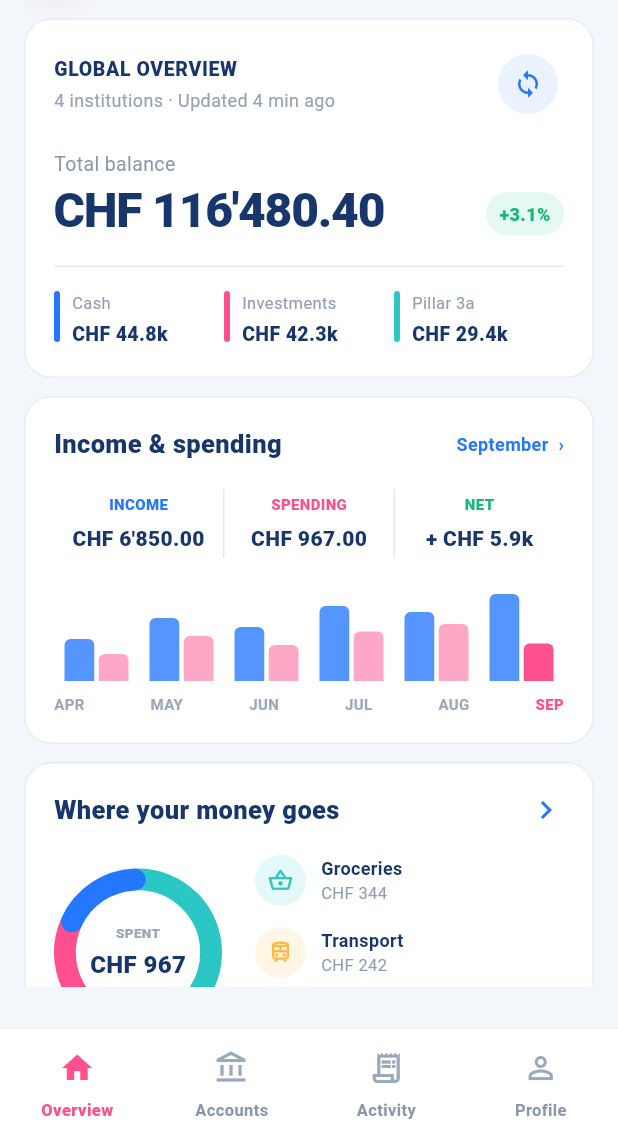
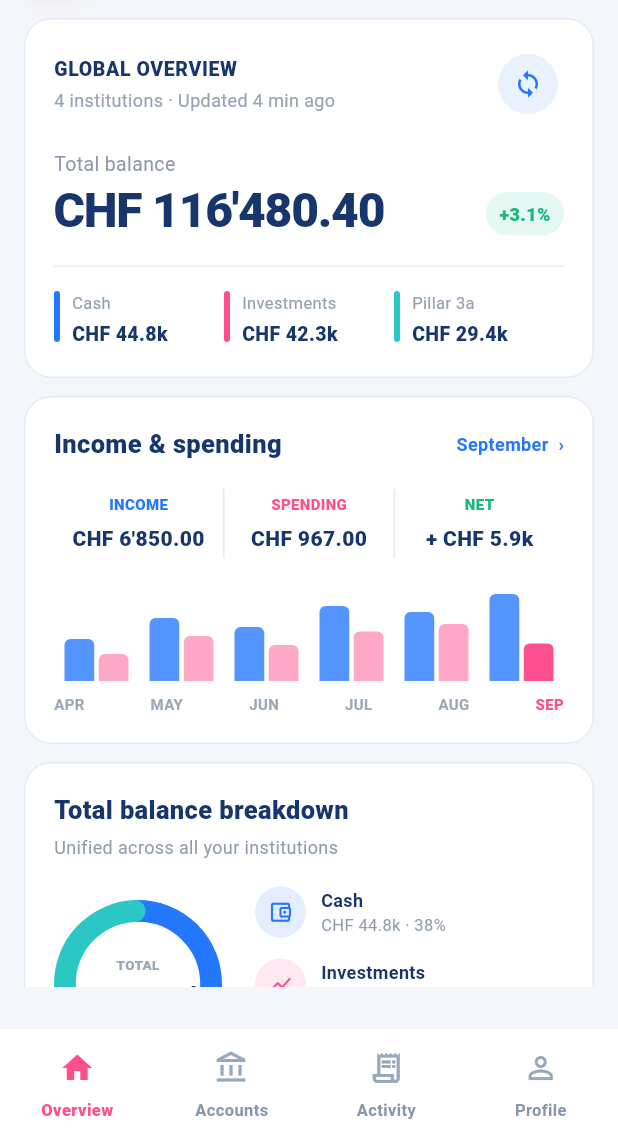
Before and after one commit to JoanMarti/finora-mvp, a Flutter app: the DashboardScreen screen opened by its route, on a phone screen of 412 x 824 dp, the part 99-1236 px from its top. Run offline on Flutter 3.47's test engine with Material 3 defaults, Android fonts, the phone set to English and light mode, and no system bars; our stand-ins replace flutter_riverpod, go_router; Roboto replaces fonts that are missing (SF Pro Display).

Commit message:
feat: visualize unified total balance

```diff
--- a/lib/features/overview/dashboard_screen.dart
+++ b/lib/features/overview/dashboard_screen.dart
@@ -14,6 +14,7 @@ class DashboardScreen extends ConsumerWidget {
   @override
   Widget build(BuildContext context, WidgetRef ref) {
     final overview = ref.watch(overviewProvider);
+    final overviewValue = overview.value;
     final accounts = ref.watch(accountsProvider).value;
     final institutions = ref.watch(institutionsProvider).value;
     final transactions = ref.watch(transactionsProvider(null)).value;
@@ -51,8 +52,10 @@ class DashboardScreen extends ConsumerWidget {
                 ),
                 const SizedBox(height: 12),
                 const _CashFlowCard(),
+                if (overviewValue != null) ...[
                   const SizedBox(height: 12),
-                const _SpendingCategoriesCard(),
+                  _TotalBalanceBreakdownCard(overview: overviewValue),
+                ],
                 const SizedBox(height: 12),
                 _InsightCard(onTap: () => context.go('/profile')),
                 if (accounts != null && institutions != null) ...[
@@ -564,30 +567,40 @@ class _MiniBarChart extends StatelessWidget {
   }
 }
 
-class _SpendingCategoriesCard extends StatelessWidget {
-  const _SpendingCategoriesCard();
+class _TotalBalanceBreakdownCard extends StatelessWidget {
+  const _TotalBalanceBreakdownCard({required this.overview});
+
+  final FinancialOverview overview;
 
   @override
   Widget build(BuildContext context) {
+    final total = overview.total.amount;
+    final cashShare = overview.cash.amount / total;
+    final investmentShare = overview.investments.amount / total;
+    final retirementShare = overview.retirement.amount / total;
+
     return Card(
       child: Padding(
         padding: const EdgeInsets.all(20),
         child: Column(
           crossAxisAlignment: CrossAxisAlignment.start,
           children: [
-            const Row(
+            const Column(
+              crossAxisAlignment: CrossAxisAlignment.start,
               children: [
-                Expanded(
-                  child: Text(
-                    'Where your money goes',
+                Text(
+                  'Total balance breakdown',
                   style: TextStyle(
                     color: finoraInk,
                     fontSize: 17,
                     fontWeight: FontWeight.w800,
                   ),
                 ),
+                SizedBox(height: 4),
+                Text(
+                  'Unified across all your institutions',
+                  style: TextStyle(color: Color(0xFF8E9CAF), fontSize: 12),
                 ),
-                Icon(Icons.chevron_right, color: finoraBlue),
               ],
             ),
             const SizedBox(height: 18),
@@ -601,23 +614,29 @@ class _SpendingCategoriesCard extends StatelessWidget {
                     children: [
                       CustomPaint(
                         size: const Size.square(112),
-                        painter: _DonutPainter(),
+                        painter: _DonutPainter(
+                          segments: [
+                            (cashShare, finoraBlue),
+                            (investmentShare, finoraPink),
+                            (retirementShare, finoraAqua),
+                          ],
                         ),
-                      const Column(
+                      ),
+                      Column(
                         mainAxisSize: MainAxisSize.min,
                         children: [
-                          Text(
-                            'SPENT',
+                          const Text(
+                            'TOTAL',
                             style: TextStyle(
                               color: Color(0xFF9BA8B9),
                               fontSize: 9,
                               fontWeight: FontWeight.w800,
                             ),
                           ),
-                          SizedBox(height: 3),
+                          const SizedBox(height: 3),
                           Text(
-                            'CHF 967',
-                            style: TextStyle(
+                            _compactMoney(overview.total),
+                            style: const TextStyle(
                               color: finoraInk,
                               fontSize: 16,
                               fontWeight: FontWeight.w800,
@@ -629,28 +648,31 @@ class _SpendingCategoriesCard extends StatelessWidget {
                   ),
                 ),
                 const SizedBox(width: 22),
-                const Expanded(
+                Expanded(
                   child: Column(
                     children: [
                       _CategoryLine(
-                        icon: Icons.shopping_basket_outlined,
-                        label: 'Groceries',
-                        value: 'CHF 344',
+                        icon: Icons.account_balance_wallet_outlined,
+                        label: 'Cash',
+                        value:
+                            '${_compactMoney(overview.cash)} · ${(cashShare * 100).round()}%',
+                        color: finoraBlue,
+                      ),
+                      const SizedBox(height: 14),
+                      _CategoryLine(
+                        icon: Icons.show_chart_rounded,
+                        label: 'Investments',
+                        value:
+                            '${_compactMoney(overview.investments)} · ${(investmentShare * 100).round()}%',
+                        color: finoraPink,
+                      ),
+                      const SizedBox(height: 14),
+                      _CategoryLine(
+                        icon: Icons.savings_outlined,
+                        label: 'Pillar 3a',
+                        value:
+                            '${_compactMoney(overview.retirement)} · ${(retirementShare * 100).round()}%',
                         color: finoraAqua,
-                      ),
-                      SizedBox(height: 14),
-                      _CategoryLine(
-                        icon: Icons.train_outlined,
-                        label: 'Transport',
-                        value: 'CHF 242',
-                        color: finoraYellow,
-                      ),
-                      SizedBox(height: 14),
-                      _CategoryLine(
-                        icon: Icons.shopping_bag_outlined,
-                        label: 'Shopping',
-                        value: 'CHF 207',
-                        color: finoraPink,
                       ),
                     ],
                   ),
@@ -716,17 +738,15 @@ class _CategoryLine extends StatelessWidget {
 }
 
 class _DonutPainter extends CustomPainter {
+  const _DonutPainter({required this.segments});
+
+  final List<(double, Color)> segments;
+
   @override
   void paint(Canvas canvas, Size size) {
     final rect = Offset.zero & size;
     final stroke = size.width * .13;
     const gap = .045;
-    final segments = <(double, Color)>[
-      (.36, finoraAqua),
-      (.25, finoraYellow),
-      (.21, finoraPink),
-      (.18, finoraBlue),
-    ];
     var start = -math.pi / 2;
     for (final segment in segments) {
       final sweep = math.pi * 2 * segment.$1 - gap;
@@ -746,7 +766,8 @@ class _DonutPainter extends CustomPainter {
   }
 
   @override
-  bool shouldRepaint(covariant CustomPainter oldDelegate) => false;
+  bool shouldRepaint(covariant _DonutPainter oldDelegate) =>
+      oldDelegate.segments != segments;
 }
 
 class _InsightCard extends StatelessWidget {
```
Lines whose indentation alone changed are shown as unchanged.
